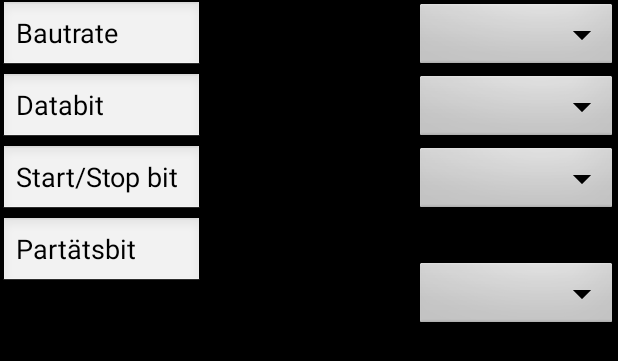
After one commit to JustinSprenger/MobiTechSys, an Android app: the layout properties_layout.xml on its own in the app's theme, with its tools: preview values and no code run, on a phone screen of 412 x 824 dp. The commit adds this screen. Shown: the top 361 px of the screen. Run offline under Robolectric (Android 15) with nearby library versions, the phone set to English and light mode, and no system bars.

Commit message:
create Properties class

```diff
--- a/usb-serial-for-android-master/usbSerialExamples/src/main/AndroidManifest.xml
+++ b/usb-serial-for-android-master/usbSerialExamples/src/main/AndroidManifest.xml
@@ -34,6 +34,10 @@
             android:label="@string/app_name"
             android:theme="@android:style/Theme.Black.NoTitleBar.Fullscreen" >
         </activity>
+        <activity android:name="src.com.hoho.android.usbserial.examples.Properties"
+            android:label="@string/app_name"
+            android:theme="@android:style/Theme.Black.NoTitleBar.Fullscreen" >
+        </activity>
     </application>
 
 </manifest>
--- /dev/null
+++ b/usb-serial-for-android-master/usbSerialExamples/src/main/res/layout/properties_layout.xml
@@ -0,0 +1,85 @@
+<?xml version="1.0" encoding="utf-8"?>
+<RelativeLayout android:orientation="vertical"
+    android:layout_width="match_parent"
+    android:layout_height="match_parent"
+    xmlns:android="http://schemas.android.com/apk/res/android">
+
+
+    <EditText
+        android:id="@+id/editText2"
+        android:layout_width="135dp"
+        android:layout_height="wrap_content"
+        android:layout_alignParentStart="true"
+        android:layout_alignParentTop="true"
+        android:ems="10"
+        android:inputType="textPersonName"
+        android:text="Bautrate" />
+
+    <EditText
+        android:id="@+id/editText3"
+        android:layout_width="135dp"
+        android:layout_height="wrap_content"
+        android:layout_alignParentStart="true"
+        android:layout_below="@+id/editText2"
+        android:ems="10"
+        android:inputType="textPersonName"
+        android:text="Databit" />
+
+    <EditText
+        android:id="@+id/editText4"
+        android:layout_width="135dp"
+        android:layout_height="wrap_content"
+        android:layout_alignParentStart="true"
+        android:layout_below="@+id/editText3"
+        android:ems="10"
+        android:inputType="textPersonName"
+        android:text="Start/Stop bit" />
+
+    <EditText
+        android:id="@+id/editText5"
+        android:layout_width="135dp"
+        android:layout_height="wrap_content"
+        android:layout_alignParentStart="true"
+        android:layout_below="@+id/editText4"
+        android:ems="10"
+        android:inputType="textPersonName"
+        android:text="Partätsbit" />
+
+    <Spinner
+        android:id="@+id/spinner1"
+        android:layout_width="135dp"
+        android:layout_height="wrap_content"
+        android:layout_alignParentEnd="true"
+        android:layout_below="@+id/editText2"
+        android:background="@android:drawable/btn_dropdown"
+        android:spinnerMode="dropdown" />
+
+    <Spinner
+        android:id="@+id/spinner3"
+        android:layout_width="135dp"
+        android:layout_height="wrap_content"
+        android:layout_alignBaseline="@+id/editText5"
+        android:layout_alignParentEnd="true"
+        android:background="@android:drawable/btn_dropdown"
+        android:spinnerMode="dropdown" />
+
+    <Spinner
+        android:id="@+id/spinner2"
+        android:layout_width="135dp"
+        android:layout_height="wrap_content"
+        android:layout_alignParentEnd="true"
+        android:layout_below="@+id/editText3"
+        android:background="@android:drawable/btn_dropdown"
+        android:spinnerMode="dropdown" />
+
+    <Spinner
+        android:id="@+id/spinner"
+        android:layout_width="135dp"
+        android:layout_height="wrap_content"
+        android:layout_alignParentEnd="true"
+        android:layout_alignParentTop="true"
+        android:background="@android:drawable/btn_dropdown"
+        android:scrollbars="none" />
+
+
+</RelativeLayout>
--- a/usb-serial-for-android-master/usbSerialExamples/src/main/res/values/strings.xml
+++ b/usb-serial-for-android-master/usbSerialExamples/src/main/res/values/strings.xml
@@ -1,8 +1,8 @@
 <?xml version="1.0" encoding="utf-8"?>
 <resources>
 
-    <string name="app_title">USB Serial Example</string>
-    <string name="app_name">Serial Example</string>
+    <string name="app_title">USB UART Chat</string>
+    <string name="app_name">Chat</string>
     <string name="refreshing">Refreshing...</string>
     <string name="textBtnRTS">RTS - Request To Send</string>
     <string name="textBtnDTR">DTR - Data Terminal Ready</string>
```
Also changed, not shown: usb-serial-for-android-master/usbSerialExamples/src/main/java/src/com/hoho/android/usbserial/examples/Properties.java (added, +16 -0 lines), usb-serial-for-android-master/usbSerialExamples/src/main/java/src/com/hoho/android/usbserial/examples/SerialConsoleActivity.java (+0 -25 lines), usb-serial-for-android-master/usbSerialExamples/src/main/java/src/com/hoho/android/usbserial/examples/Settings.java (added, +47 -0 lines), usb-serial-for-android-master/usbSerialExamples/src/main/res/layout/serial_console.xml (+7 -0 lines).
